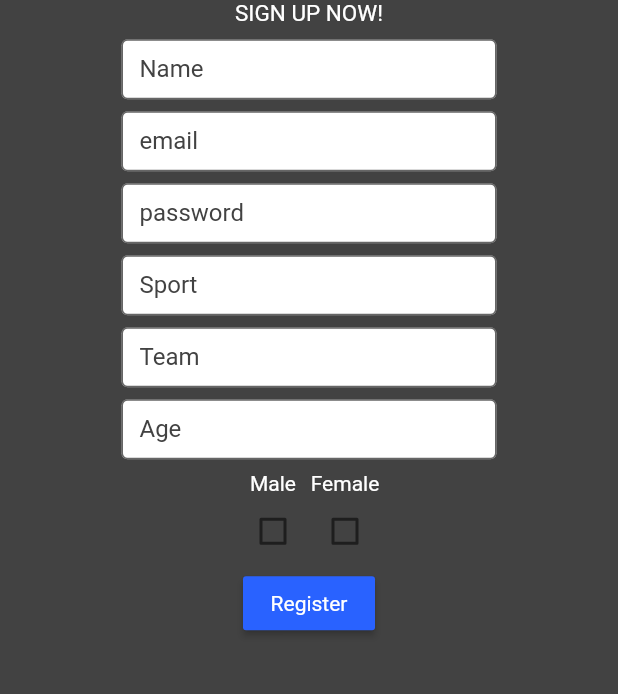
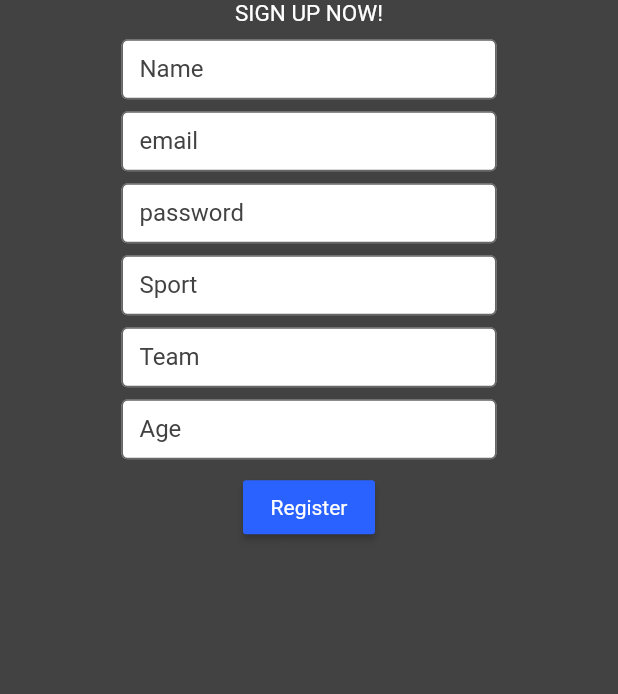
Before and after one commit to benjaavro/recruited_flutterApp, a Flutter app: the SignUp screen opened directly, on a phone screen of 412 x 824 dp, the part 165-859 px from its top. Run offline on Flutter 3.47's test engine with Material 2 defaults, Android fonts, the phone set to English and light mode, and no system bars; Roboto replaces fonts that are missing (BebasNeue-Regular).

Commit message:
feed edited

```diff
--- a/recruited_app/lib/signup.dart
+++ b/recruited_app/lib/signup.dart
@@ -230,7 +230,7 @@ class _SignUp extends State<SignUp>{
             new Padding(
               padding: const EdgeInsets.symmetric(vertical: 4.0),
             ),
-            new Center(
+            /*new Center(
               child: Row(
                 mainAxisAlignment: MainAxisAlignment.center,
                 children: <Widget>[
@@ -274,7 +274,7 @@ class _SignUp extends State<SignUp>{
                   ),
                 ],
               ),
-            ),
+            ),*/
             new Padding(
               padding: const EdgeInsets.fromLTRB(0.0, 0.0, 0.0, 0.0),
               child: new Row(
```
Also changed, not shown: recruited_app/lib/posts-list.dart (+8 -7 lines).
